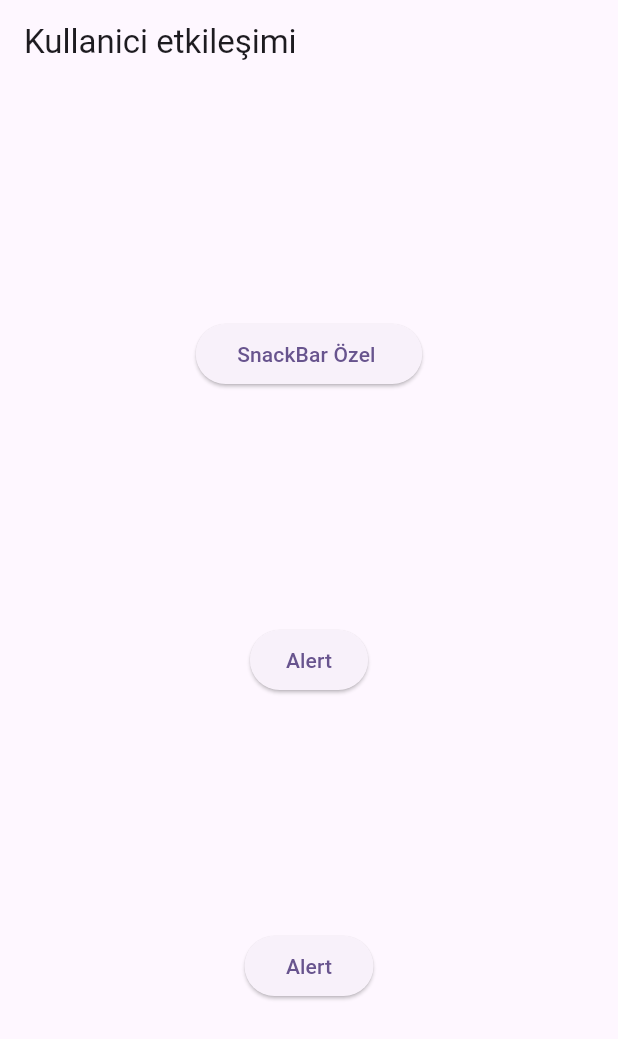
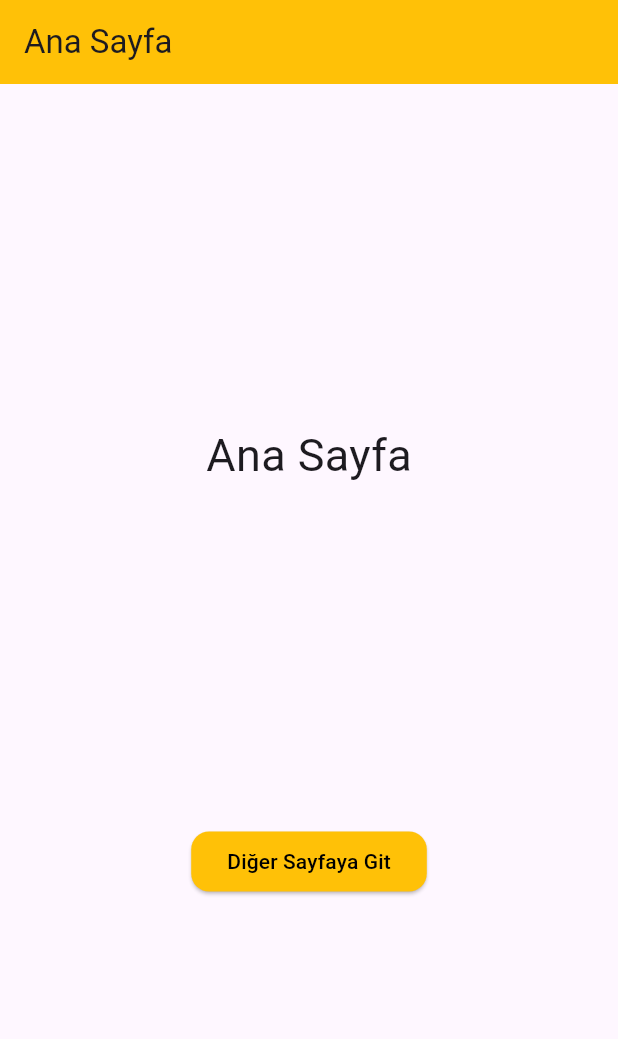
Before and after one commit to MASalmanss/FlutterFirstDesignApp, a Flutter app: the screen it shows after launch, on a phone screen of 412 x 824 dp. Shown: the top 1039 px of the screen. Run offline on Flutter 3.47's test engine with Material 3 defaults, Android fonts, the phone set to English and light mode, and no system bars.

Commit message:
Subject Complicated

```diff
--- a/tasarim_calismasi/lib/main.dart
+++ b/tasarim_calismasi/lib/main.dart
@@ -2,6 +2,7 @@ import 'package:flutter/material.dart';
 import 'package:tasarim_calismasi/anasayfa.dart';
 import 'package:tasarim_calismasi/bottom_nav_kullanimi/bottom_nav_sayfa.dart';
 import 'package:tasarim_calismasi/kullanici_etkilesimi/kullanici_etkilesimi_sayfa.dart';
+import 'package:tasarim_calismasi/sayfa_gecis_odev/main.dart';
 import 'package:tasarim_calismasi/yapilar.dart';
 
 void main() {
@@ -22,7 +23,7 @@ class MyApp extends StatelessWidget {
         colorScheme: ColorScheme.fromSeed(seedColor: Colors.deepPurple),
         useMaterial3: true,
       ),
-      home: const KullaniciEtkilesimi(),
+      home: const Odev(),
     );
   }
 }
--- /dev/null
+++ b/tasarim_calismasi/lib/sayfa_gecis_odev/main.dart
@@ -0,0 +1,33 @@
+import 'package:flutter/material.dart';
+import 'package:tasarim_calismasi/sayfa_gecis_odev/IkinciSayfa.dart';
+
+class Odev extends StatefulWidget{
+  const Odev({super.key});
+
+  @override
+  State<Odev> createState() => _OdevState();
+}
+
+class _OdevState extends State<Odev> {
+  @override
+  Widget build(BuildContext context) {
+    return  Scaffold(
+      appBar: AppBar(title: const Text("Ana Sayfa"), backgroundColor: Colors.amber,),
+      body: Center(
+          child: Column(mainAxisAlignment: MainAxisAlignment.spaceEvenly,
+            children: [Text("Ana Sayfa" , style: TextStyle(fontSize: 30),),
+              ElevatedButton(onPressed: (){
+                Navigator.push(context, MaterialPageRoute(builder: (context)=> IkinciSayfa())
+                );
+              }, style: ElevatedButton.styleFrom(
+                backgroundColor: Colors.amber,
+                shape: RoundedRectangleBorder(borderRadius: BorderRadius.circular(12))
+              ), child:
+                Text("Diğer Sayfaya Git" , style: TextStyle(color: Colors.black),)
+              )
+            ],
+          )
+      ),
+    );
+  }
+}
```
Also changed, not shown: tasarim_calismasi/lib/sayfa_gecis_odev/IkinciSayfa.dart (added, +19 -0 lines).
